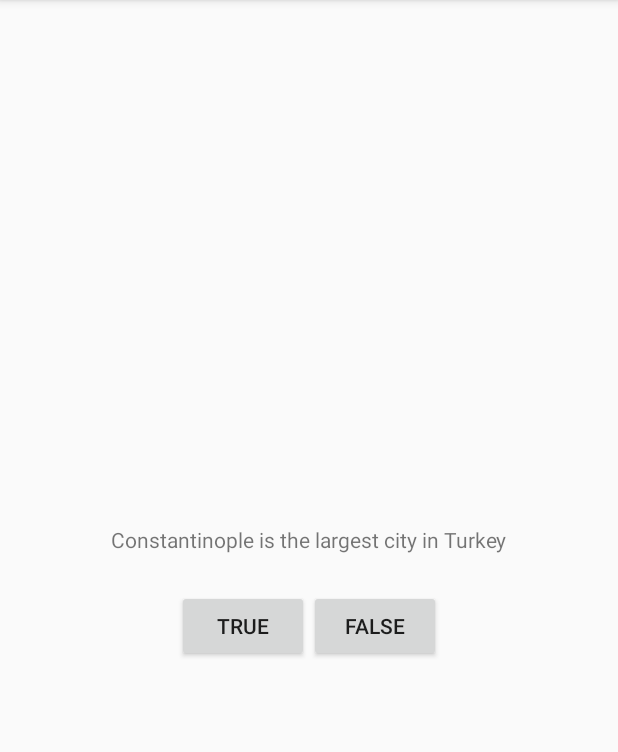
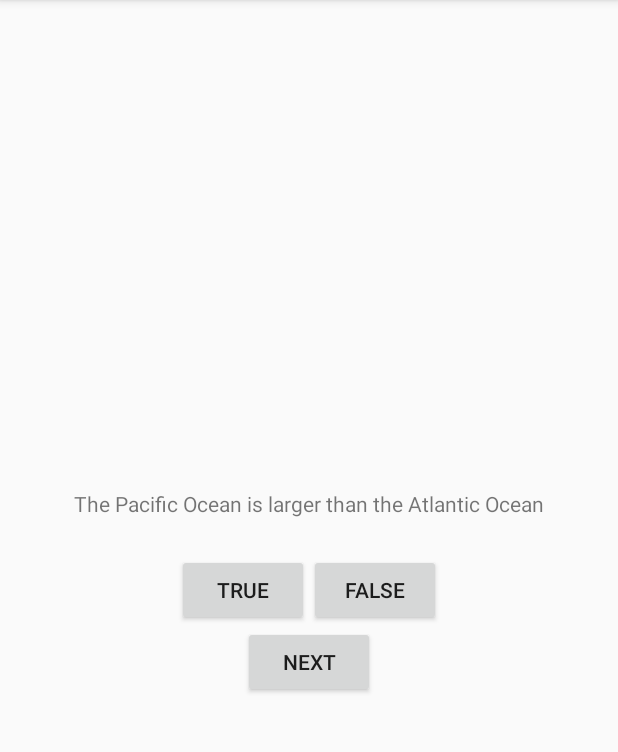
Before and after one commit to pavedwalden/BNR-android-programming, an Android app: the screen it shows after launch (QuizActivity), after a tap on "TRUE", on a phone screen of 412 x 824 dp, the part 84-836 px from its top. Run offline under Robolectric (Android 15) with nearby library versions, the phone set to English and light mode, and no system bars.

Commit message:
saving changes before removing and re-installing Android Studio

```diff
--- /dev/null
+++ b/app/src/main/java/com/tutorial/alexrice/geoquiz/Question.java
@@ -0,0 +1,32 @@
+package com.tutorial.alexrice.geoquiz;
+
+/**
+ * Created by alexrice on 5/17/17.
+ */
+
+public class Question {
+
+    private int mTextResId;
+    private boolean mAnswerTrue;
+
+    public Question(int textResId, boolean answerTrue) {
+        mTextResId = textResId;
+        mAnswerTrue = answerTrue;
+    }
+
+    public int getTextResId() {
+        return mTextResId;
+    }
+
+    public void setTextResId(int textResId) {
+        mTextResId = textResId;
+    }
+
+    public boolean isAnswerTrue() {
+        return mAnswerTrue;
+    }
+
+    public void setAnswerTrue(boolean answerTrue) {
+        mAnswerTrue = answerTrue;
+    }
+}
--- a/app/src/main/java/com/tutorial/alexrice/geoquiz/QuizActivity.java
+++ b/app/src/main/java/com/tutorial/alexrice/geoquiz/QuizActivity.java
@@ -4,26 +4,59 @@ import android.support.v7.app.AppCompatActivity;
 import android.os.Bundle;
 import android.view.View;
 import android.widget.Button;
+import android.widget.TextView;
 import android.widget.Toast;
 
 public class QuizActivity extends AppCompatActivity {
 
     private Button mTrueButton;
     private Button mFalseButton;
+    private Button mNextButton;
+    private TextView mQuestionTextView;
 
+    private Question[] mQuestionBank = new Question[] {
+            new Question(R.string.question_oceans, true),
+            new Question(R.string.question_mideast, false),
+            new Question(R.string.question_africa, false),
+            new Question(R.string.question_americas, true),
+            new Question(R.string.question_asia, true),
+    };
+
+    private int mCurrentIndex = 0;
+
+    private void updateQuesiton() {
+        int question = mQuestionBank[mCurrentIndex].getTextResId();
+        mQuestionTextView.setText(question);
+    }
+
+    private void checkAnswer(boolean userPressedTrue) {
+        boolean answerIsTrue = mQuestionBank[mCurrentIndex].isAnswerTrue();
+
+        int messageResId = 0;
+
+        if (userPressedTrue == answerIsTrue) {
+            messageResId = R.string.correct_toast;
+        } else {
+            messageResId = R.string.incorrect_toast;
+        }
+
+        Toast.makeText(this, messageResId, Toast.LENGTH_SHORT).show();
+    }
 
     @Override
     protected void onCreate(Bundle savedInstanceState) {
         super.onCreate(savedInstanceState);
         setContentView(R.layout.activity_quiz);
 
+        mQuestionTextView = (TextView) findViewById(R.id.question_text_view);
+//        int question = mQuestionBank[mCurrentIndex].getTextResId();
+//        mQuestionTextView.setText(question);
+
         mTrueButton = (Button) findViewById(R.id.true_button);
         mTrueButton.setOnClickListener(new View.OnClickListener() {
             @Override
             public void onClick(View v) {
-                Toast.makeText(QuizActivity.this,
-                        R.string.incorrect_toast,
-                        Toast.LENGTH_SHORT).show();
+                checkAnswer(true);
             }
         });
 
@@ -31,10 +64,19 @@ public class QuizActivity extends AppCompatActivity {
         mFalseButton.setOnClickListener(new View.OnClickListener() {
             @Override
             public void onClick(View v) {
-                Toast.makeText(QuizActivity.this,
-                        R.string.correct_toast,
-                        Toast.LENGTH_SHORT).show();
+                checkAnswer(false);
             }
         });
+
+        mNextButton = (Button) findViewById(R.id.next_button);
+        mNextButton.setOnClickListener(new View.OnClickListener() {
+            @Override
+            public void onClick(View v) {
+                mCurrentIndex = (mCurrentIndex + 1) % mQuestionBank.length;
+                updateQuesiton();
+            }
+        });
+
+        updateQuesiton();
     }
 }
--- a/app/src/main/res/layout/activity_quiz.xml
+++ b/app/src/main/res/layout/activity_quiz.xml
@@ -6,10 +6,10 @@
     android:orientation="vertical" >
 
     <TextView
+        android:id="@+id/question_text_view"
         android:layout_width="wrap_content"
         android:layout_height="wrap_content"
-        android:padding="24dp"
-        android:text="@string/question_text" />
+        android:padding="24dp" />
 
     <LinearLayout
         android:layout_width="wrap_content"
@@ -27,7 +27,14 @@
             android:layout_width="wrap_content"
             android:layout_height="wrap_content"
             android:text="@string/false_button"/>
-
     </LinearLayout>
 
+    <Button
+        android:id="@+id/next_button"
+        android:layout_width="wrap_content"
+        android:layout_height="wrap_content"
+        android:text="@string/next_button"/>
+
+
+
 </LinearLayout>
--- a/app/src/main/res/values/strings.xml
+++ b/app/src/main/res/values/strings.xml
@@ -1,9 +1,14 @@
 <resources>
     <string name="app_name">GeoQuiz</string>
-    <string name="question_text">Constantinople is the largest city in Turkey</string>
     <string name="true_button">True</string>
     <string name="false_button">False</string>
     <string name="correct_toast">Correct!</string>
+    <string name="next_button">Next</string>
     <string name="incorrect_toast">Incorrect!</string>
 
+    <string name="question_oceans">The Pacific Ocean is larger than the Atlantic Ocean</string>
+    <string name="question_mideast">The Suez Canal connects the Red Sea and the Indian Ocean</string>
+    <string name="question_africa">The source of the Nile River is in Egypt</string>
+    <string name="question_americas">The Amazon River is the longest river in the Americas</string>
+    <string name="question_asia">Lake Bikal is the world\'s oldest and deepest freshwater lake.</string>
 </resources>
```
